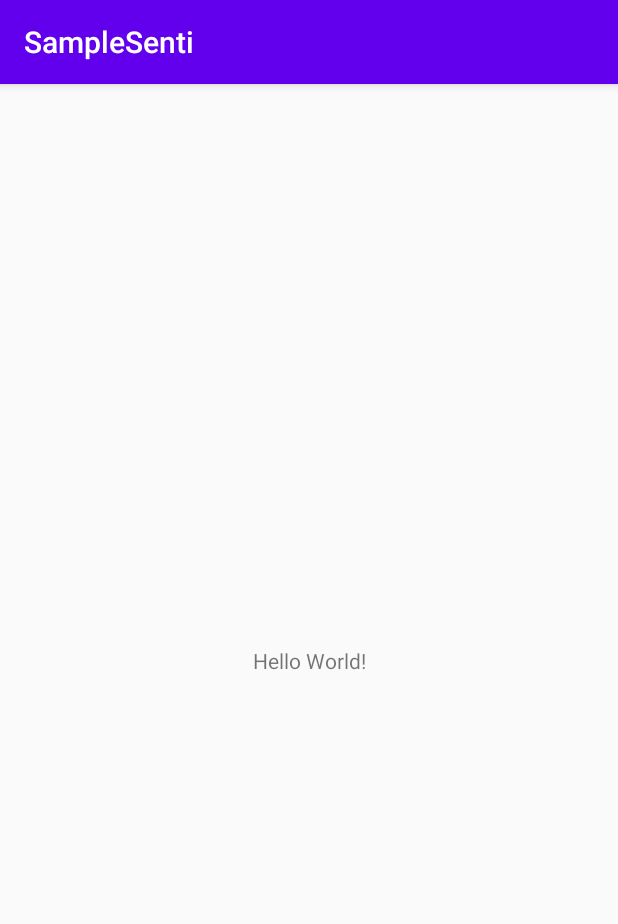
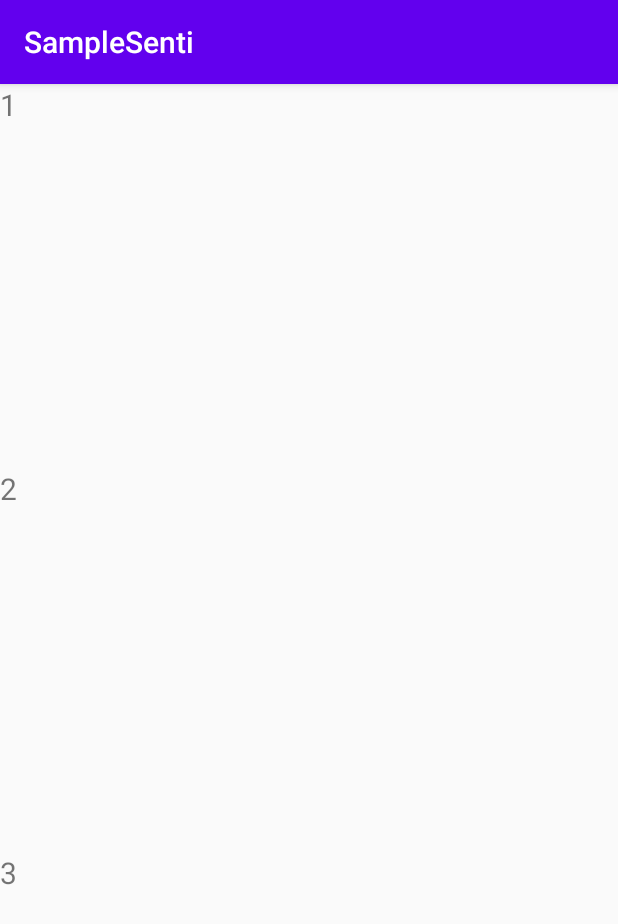
Before and after one commit to judemin/Self-Study, an Android app: the screen it shows after launch (MainActivity), on a phone screen of 412 x 824 dp. Shown: the top 924 px of the screen. Run offline under Robolectric (Android 15) with nearby library versions, the phone set to English and light mode, and no system bars.

Commit message:
Lecture 3 - Layout
센치한 개발자 안드로이드 & 코틀린

```diff
--- a/SentiLab-kotlin-android/SampleSenti/app/src/main/res/layout/activity_main.xml
+++ b/SentiLab-kotlin-android/SampleSenti/app/src/main/res/layout/activity_main.xml
@@ -1,18 +1,39 @@
 <?xml version="1.0" encoding="utf-8"?>
-<androidx.constraintlayout.widget.ConstraintLayout xmlns:android="http://schemas.android.com/apk/res/android"
-    xmlns:app="http://schemas.android.com/apk/res-auto"
-    xmlns:tools="http://schemas.android.com/tools"
+<LinearLayout
+    xmlns:android="http://schemas.android.com/apk/res/android"
     android:layout_width="match_parent"
     android:layout_height="match_parent"
-    tools:context=".MainActivity">
+    android:orientation="vertical"
+    android:weightSum="9"
+    >
 
     <TextView
-        android:layout_width="wrap_content"
+        android:layout_width="match_parent"
         android:layout_height="wrap_content"
-        android:text="Hello World!"
-        app:layout_constraintBottom_toBottomOf="parent"
-        app:layout_constraintLeft_toLeftOf="parent"
-        app:layout_constraintRight_toRightOf="parent"
-        app:layout_constraintTop_toTopOf="parent" />
+        android:layout_gravity="center"
+        android:text="1"
+        android:textSize="20sp"
+        android:layout_weight="3">
 
-</androidx.constraintlayout.widget.ConstraintLayout>
+    </TextView>
+
+    <TextView
+        android:id="@+id/TextView2"
+        android:layout_width="match_parent"
+        android:layout_height="wrap_content"
+        android:text = "2"
+        android:textSize="20sp"
+        android:layout_weight="3">
+
+    </TextView>
+
+    <TextView
+        android:layout_width="match_parent"
+        android:layout_height="wrap_content"
+        android:text = "3"
+        android:textSize="20sp"
+        android:layout_weight="3">
+
+    </TextView>
+
+</LinearLayout>
```
